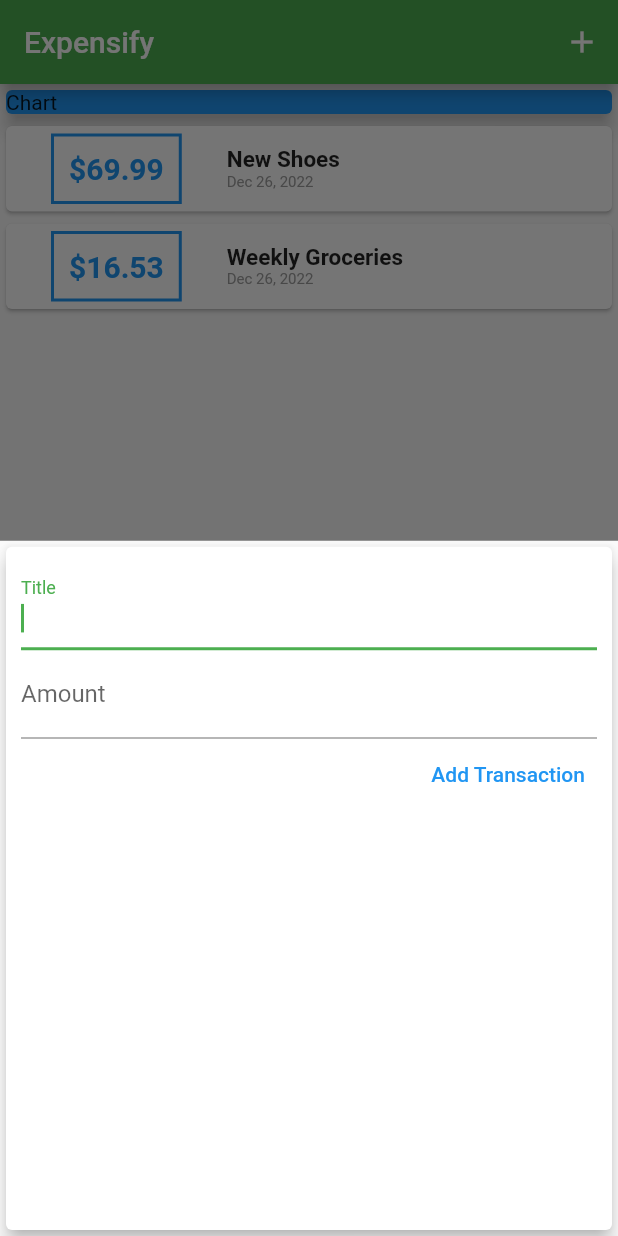
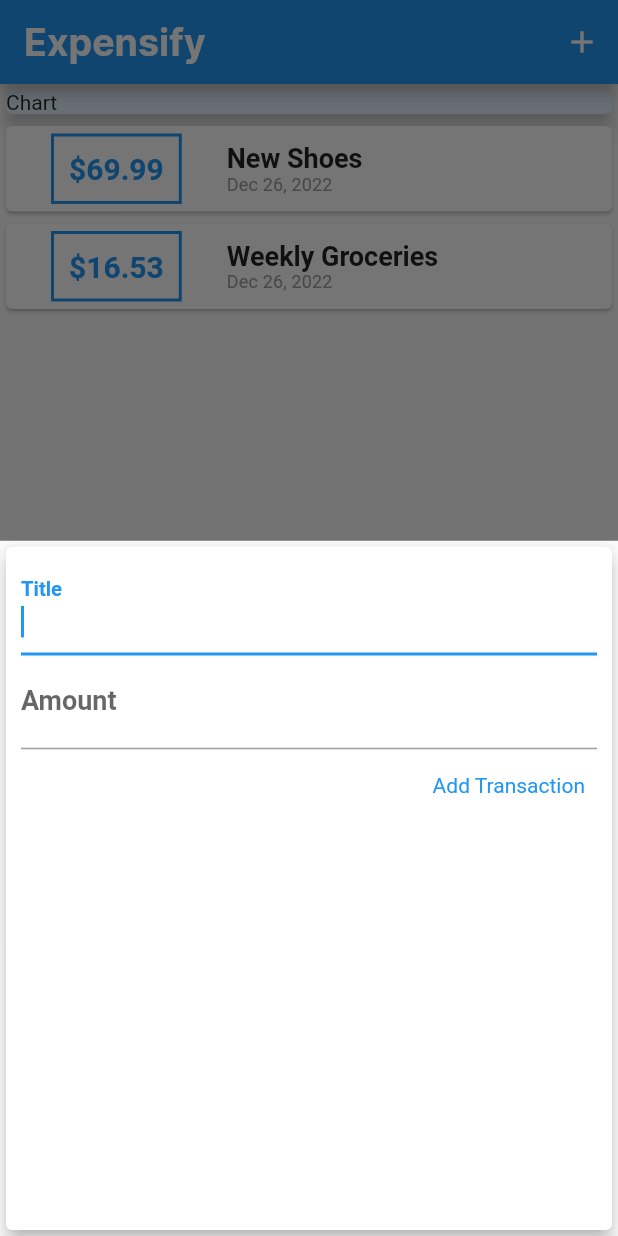
Before and after one commit to therealmai/expensify, a Flutter app: the screen it shows after launch, after a tap on the "add" icon, on a phone screen of 412 x 824 dp. Run offline on Flutter 3.47's test engine with Material 2 defaults, Android fonts, the phone set to English and light mode, and no system bars.

Commit message:
added fonts

```diff
--- a/analysis_options.yaml
+++ b/analysis_options.yaml
@@ -7,7 +7,7 @@
 
 # The following line activates a set of recommended lints for Flutter apps,
 # packages, and plugins designed to encourage good coding practices.
-include: package:flutter_lints/flutter.yaml
+# include: package:flutter_lints/flutter.yaml
 
 linter:
   # The lint rules applied to this project can be customized in the
--- a/lib/main.dart
+++ b/lib/main.dart
@@ -12,7 +12,25 @@ class MyApp extends StatelessWidget {
     return MaterialApp(
       title: 'Expensify',
       theme: ThemeData(
-        colorScheme: ColorScheme.fromSwatch(primarySwatch: Colors.green).copyWith(secondary: Colors.green.shade800)
+        colorScheme: ColorScheme.fromSwatch(primarySwatch: Colors.blue)
+            .copyWith(secondary: Colors.blue.shade800),
+        fontFamily: 'Inter',
+        textTheme: ThemeData.light().textTheme.copyWith(
+          titleMedium: TextStyle(
+            fontFamily: 'Roboto',
+            fontSize: 18,
+            fontWeight: FontWeight.bold
+          ),
+          titleSmall: TextStyle(
+            fontFamily: 'Roboto',
+            fontSize: 12,
+            color: Colors.grey
+          ),
+        ),
+        appBarTheme: AppBarTheme(
+          titleTextStyle: TextStyle(
+              fontFamily: 'Inter', fontWeight: FontWeight.bold, fontSize: 25),
+        ),
       ),
       home: MyHomePage(),
     );
@@ -84,7 +102,7 @@ class _MyHomePageState extends State<MyHomePage> {
           children: <Widget>[
             Container(
               child: Card(
-                color: Colors.blue,
+                color: Theme.of(context).secondaryHeaderColor,
                 child: Text('Chart'),
                 elevation: 5,
               ),
--- a/lib/widgets/new_transaction.dart
+++ b/lib/widgets/new_transaction.dart
@@ -58,7 +58,7 @@ class _NewTransactionState extends State<NewTransaction> {
             TextButton(
               onPressed: submitData,
               child: Text('Add Transaction'),
-              style: TextButton.styleFrom(foregroundColor: Colors.blue),
+              style: TextButton.styleFrom(foregroundColor: Theme.of(context).primaryColor),
             )
           ],
         ),
--- a/lib/widgets/transaction_list.dart
+++ b/lib/widgets/transaction_list.dart
@@ -18,7 +18,8 @@ class TransactionList extends StatelessWidget {
                 Container(
                   margin: EdgeInsets.symmetric(vertical: 5, horizontal: 30),
                   decoration: BoxDecoration(
-                    border: Border.all(color: Theme.of(context).primaryColor, width: 2),
+                    border: Border.all(
+                        color: Theme.of(context).primaryColor, width: 2),
                   ),
                   padding: EdgeInsets.all(10),
                   child: Text(
@@ -34,14 +35,11 @@ class TransactionList extends StatelessWidget {
                   children: <Widget>[
                     Text(
                       transactions[index].title,
-                      style: TextStyle(
-                        fontWeight: FontWeight.bold,
-                        fontSize: 15,
-                      ),
+                      style: Theme.of(context).textTheme.titleMedium,
                     ),
                     Text(
                       DateFormat.yMMMd().format(transactions[index].date),
-                      style: TextStyle(color: Colors.grey, fontSize: 10),
+                      style: Theme.of(context).textTheme.titleSmall,
                     ),
                   ],
                 ),
```
Also changed, not shown: pubspec.yaml (+12 -6 lines), assets/fonts/Inter-Bold.ttf (added), assets/fonts/Inter-Medium.ttf (added), assets/fonts/Roboto-Bold.ttf (added), assets/fonts/Roboto-Light.ttf (added), assets/fonts/Roboto-Regular.ttf (added).
